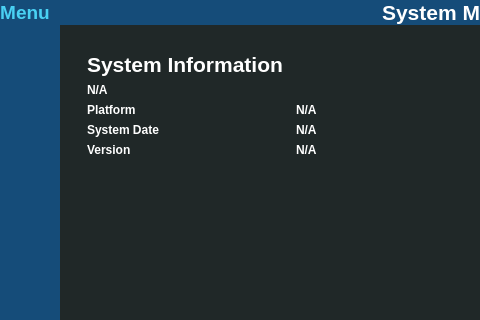
The window that ui/main.ui (ndrhamid/SystemMonitoring) describes before a commit, drawn with Qt 5; both pictures show x 0 to 480 and y 0 to 320 of the 944 by 617 pixel window.
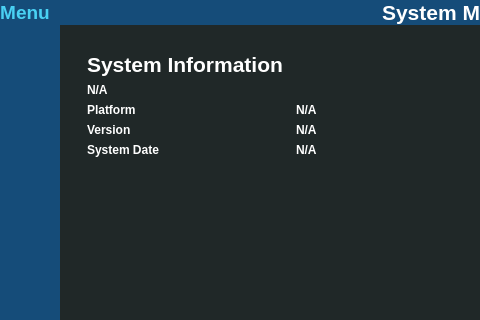
The same window after the commit. The open tabs and pages were chosen to show the change. Icons and pictures are not drawn. Custom widgets are drawn as their Qt base class.

Commit message: complate progress page

Diff of the .ui file:
```diff
--- a/ui/main.ui
+++ b/ui/main.ui
@@ -991,7 +991,7 @@
                     </font>
                    </property>
                    <property name="text">
-                    <string>Version</string>
+                    <string>System Date</string>
                    </property>
                   </widget>
                  </item>
@@ -1017,7 +1017,7 @@
                     </font>
                    </property>
                    <property name="text">
-                    <string>System Date</string>
+                    <string>Version</string>
                    </property>
                   </widget>
                  </item>
```
Left out of the diff: 24 changed lines with no effect on the pictures. The commit also changes 2 other files.
